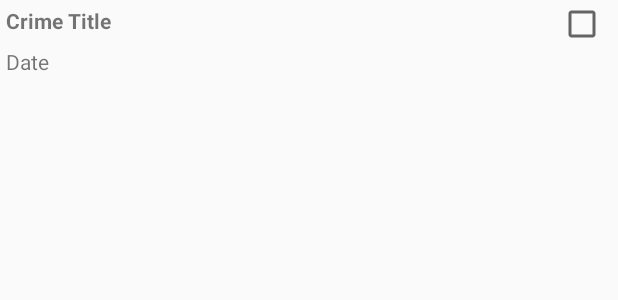
After one commit to Smolyan91/android, an Android app: the layout list_item_view.xml on its own in the app's theme, with its tools: preview values and no code run, on a phone screen of 412 x 824 dp. The commit adds this screen. Shown: the top 300 px of the screen. Run offline under Robolectric (Android 15) with nearby library versions, the phone set to English and light mode, and no system bars.

Commit message:
Inflate date on list fragment

```diff
--- a/JobCollisions/app/src/main/res/layout/activity_fragment.xml
+++ b/JobCollisions/app/src/main/res/layout/activity_fragment.xml
@@ -1,6 +1,5 @@
 <?xml version="1.0" encoding="utf-8"?>
 <FrameLayout xmlns:android="http://schemas.android.com/apk/res/android"
-    xmlns:tools="http://schemas.android.com/tools"
     android:id="@+id/fragmentContainer"
     android:layout_width="match_parent"
     android:layout_height="match_parent" />
--- /dev/null
+++ b/JobCollisions/app/src/main/res/layout/list_item_view.xml
@@ -0,0 +1,29 @@
+<?xml version="1.0" encoding="utf-8"?>
+<RelativeLayout xmlns:android="http://schemas.android.com/apk/res/android"
+    android:layout_width="match_parent"
+    android:layout_height="match_parent">
+
+    <CheckBox
+        android:id="@+id/list_item_crime_solved_check_box"
+        android:layout_width="wrap_content"
+        android:layout_height="wrap_content"
+        android:layout_alignParentRight="true"
+        android:padding="4dp"/>
+    <TextView
+        android:id="@+id/list_item_crime_title_text_view"
+        android:layout_width="match_parent"
+        android:layout_height="wrap_content"
+        android:layout_toLeftOf="@id/list_item_crime_solved_check_box"
+        android:textStyle="bold"
+        android:padding="4dp"
+        android:text="Crime Title"/>
+    <TextView
+        android:id="@+id/list_item_date_text_view"
+        android:layout_width="match_parent"
+        android:layout_height="wrap_content"
+        android:layout_toLeftOf="@id/list_item_crime_solved_check_box"
+        android:layout_below="@id/list_item_crime_title_text_view"
+        android:padding="4dp"
+        android:text="Date"/>
+
+</RelativeLayout>
```
Also changed, not shown: JobCollisions/app/src/main/java/com/example/jobcollisions/controller/crime_list/CrimeListFragment.java (+18 -3 lines).
